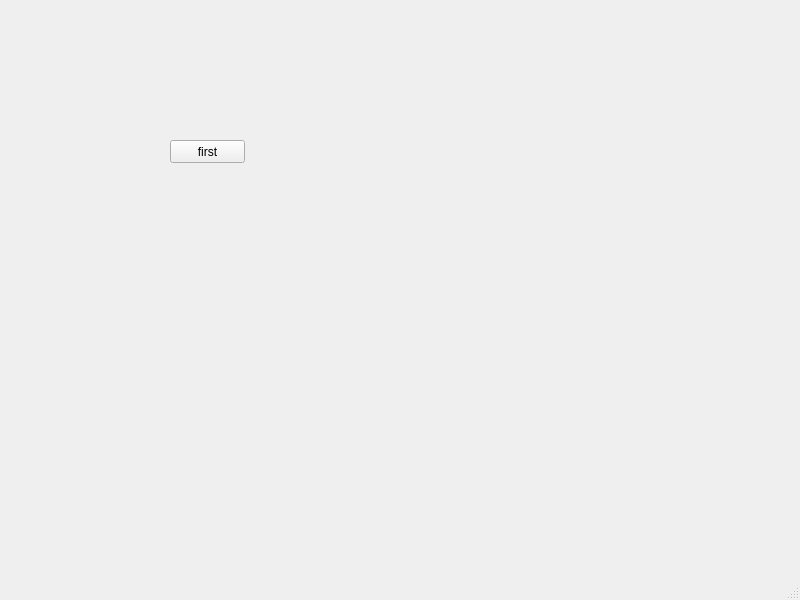
Above: data/FirstGame.ui from hecker0makhambet/PyQt_Project before the change. Below: the same form after it.
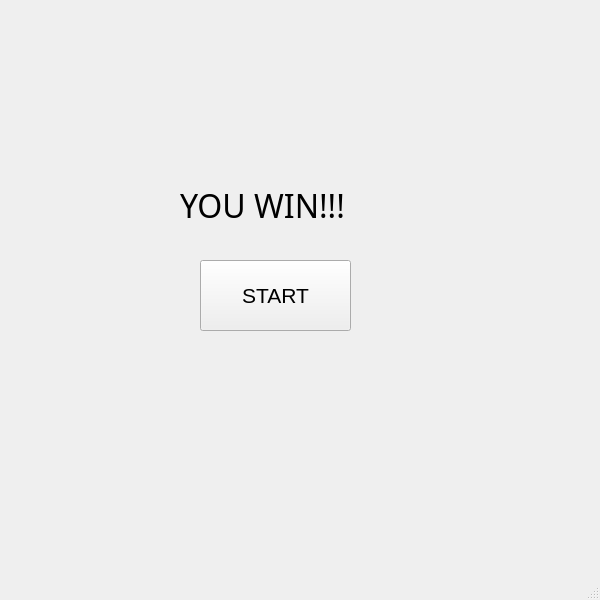
That is the form after the change.

The edit to the form file:
```diff
--- a/data/FirstGame.ui
+++ b/data/FirstGame.ui
@@ -6,7 +6,7 @@
    <rect>
     <x>0</x>
     <y>0</y>
-    <width>800</width>
+    <width>600</width>
     <height>600</height>
    </rect>
   </property>
@@ -17,14 +17,38 @@
    <widget class="QPushButton" name="pushButton">
     <property name="geometry">
      <rect>
-      <x>170</x>
-      <y>140</y>
-      <width>75</width>
-      <height>23</height>
+      <x>200</x>
+      <y>260</y>
+      <width>151</width>
+      <height>71</height>
      </rect>
     </property>
+    <property name="font">
+     <font>
+      <pointsize>16</pointsize>
+     </font>
+    </property>
     <property name="text">
-     <string>first</string>
+     <string>START</string>
+    </property>
+   </widget>
+   <widget class="QLabel" name="label">
+    <property name="geometry">
+     <rect>
+      <x>180</x>
+      <y>170</y>
+      <width>221</width>
+      <height>71</height>
+     </rect>
+    </property>
+    <property name="font">
+     <font>
+      <family>Pristina</family>
+      <pointsize>24</pointsize>
+     </font>
+    </property>
+    <property name="text">
+     <string>YOU WIN!!!</string>
     </property>
    </widget>
   </widget>
```
Left out of the diff: 4 changed lines with no effect on the pictures.
